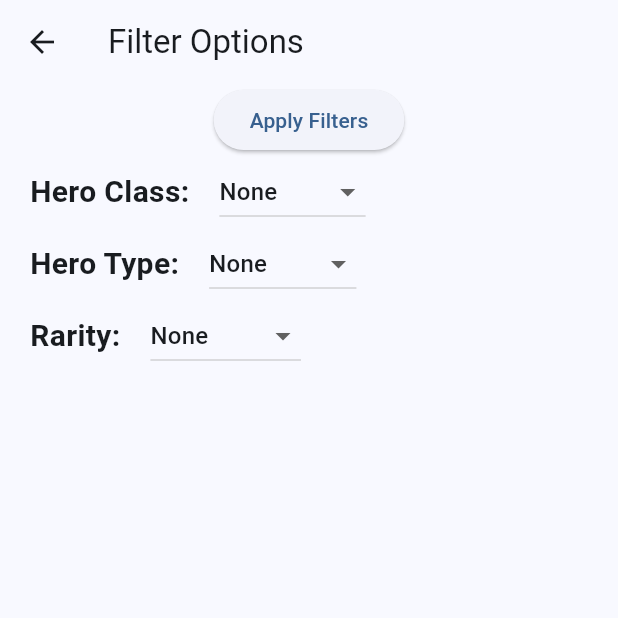
After one commit to Ankhtepot/KnighthoodHeroes, a Flutter app: the screen it shows after launch, after a tap on the "filter alt" icon, on a phone screen of 412 x 824 dp, the top half of it. The commit adds this screen. Run offline on Flutter 3.47's test engine with Material 2 defaults, Android fonts, the phone set to English and light mode, and no system bars.

Commit message:
wip filter options

```diff
--- a/knighthood_heroes/lib/data/enums.dart
+++ b/knighthood_heroes/lib/data/enums.dart
@@ -11,6 +11,7 @@ enum EEnemyType {
 }
 
 enum ERarity {
+  none,
   common,
   rare,
   epic,
@@ -61,6 +62,7 @@ enum ESkillDebuff {
 }
 
 enum EHeroClass {
+  none,
   warrior,
   mage,
   rogue,
@@ -69,6 +71,7 @@ enum EHeroClass {
 }
 
 enum EHeroType {
+  none,
   dark,
   logical,
   chaotic,
--- a/knighthood_heroes/lib/heroes.dart
+++ b/knighthood_heroes/lib/heroes.dart
@@ -1,5 +1,8 @@
 import 'package:flutter/material.dart';
+import 'package:knighthood_heroes/data/heroes_data.dart';
+import 'package:knighthood_heroes/models/hero.dart';
 import 'package:knighthood_heroes/models/heroes_filter_options.dart';
+import 'package:knighthood_heroes/widgets/filter_options/filter_options.dart';
 import 'package:knighthood_heroes/widgets/heroes_list/heroes_list.dart';
 
 class Heroes extends StatefulWidget {
@@ -12,20 +15,37 @@ class Heroes extends StatefulWidget {
 }
 
 class _HeroesState extends State<Heroes> {
-  // TODO: Add filter options from Options widget
+  List<KnighthoodHero> filteredHeroes = List.of(getHeroes);
+
+  void _setFilterOptions(HeroesFilterOptions filterOptions) {
+    setState(() {});
+  }
 
   @override
   Widget build(BuildContext context) {
     return Scaffold(
       appBar: AppBar(
         title: const Text('Knighthood Heroes'),
+        actions: [
+          IconButton(
+            icon: const Icon(Icons.filter_alt),
+            onPressed: () {
+              Navigator.push(
+                context,
+                MaterialPageRoute(
+                  builder: (context) => FilterOptions(_setFilterOptions),
+                ),
+              );
+            },
+          ),
+        ],
       ),
       body: Center(
         child: Column(
           mainAxisAlignment: MainAxisAlignment.start,
           children: [
             const Text('Options'),
-            Expanded(child: HeroesList(widget.filterOptions)),
+            Expanded(child: HeroesList(widget.filterOptions, filteredHeroes)),
           ],
         ),
       ),
--- a/knighthood_heroes/lib/models/heroes_filter_options.dart
+++ b/knighthood_heroes/lib/models/heroes_filter_options.dart
@@ -1,3 +1,13 @@
+import 'package:knighthood_heroes/data/enums.dart';
+
 class HeroesFilterOptions {
-  const HeroesFilterOptions();
+  const HeroesFilterOptions({
+    this.heroClass = EHeroClass.none,
+    this.heroType = EHeroType.none,
+    this.rarity = ERarity.none,
+  });
+
+  final EHeroClass heroClass;
+  final EHeroType heroType;
+  final ERarity rarity;
 }
--- a/knighthood_heroes/lib/models/skill.dart
+++ b/knighthood_heroes/lib/models/skill.dart
@@ -38,7 +38,7 @@ class Skill {
         ESkillDebuff.weaken => TextColors(const Color.fromARGB(255, 133, 133, 133), Colors.black),
         ESkillDebuff.stun => TextColors(Colors.orange, Colors.white),
         ESkillDebuff.dispel => TextColors(const Color.fromARGB(255, 128, 128, 128), Colors.black),
-        ESkillDebuff.regenerate => TextColors(const Color.fromARGB(255, 125, 214, 255), Color.fromARGB(255, 2, 134, 6)),
+        ESkillDebuff.regenerate => TextColors(const Color.fromARGB(255, 125, 214, 255), const Color.fromARGB(255, 2, 134, 6)),
         ESkillDebuff.expose => TextColors(Colors.grey, Colors.black),
         ESkillDebuff.freeze => TextColors(Colors.lightBlue, const Color.fromARGB(255, 0, 17, 255)),
         ESkillDebuff.delay => TextColors(const Color.fromARGB(255, 138, 138, 138), Colors.black),
--- /dev/null
+++ b/knighthood_heroes/lib/widgets/filter_options/enum_dropdown.dart
@@ -0,0 +1,46 @@
+import 'package:flutter/material.dart';
+import 'package:knighthood_heroes/general/extensions.dart';
+
+class EnumDropdown<T extends Enum> extends StatefulWidget {
+  const EnumDropdown(
+    this.title, {
+    required this.selectedValue,
+    required this.onChanged,
+    required this.enumVaules,
+    super.key,
+  });
+
+  final String title;
+  final T selectedValue;
+  final List<T> enumVaules;
+  final void Function(T?) onChanged;
+
+  @override
+  State<EnumDropdown<T>> createState() => _EnumDropdown<T>();
+}
+
+class _EnumDropdown<T extends Enum> extends State<EnumDropdown<T>> {
+  @override
+  Widget build(BuildContext context) {
+    return Row(
+      mainAxisAlignment: MainAxisAlignment.start,
+      children: [
+        Text(
+          widget.title,
+          style: const TextStyle(fontSize: 20, fontWeight: FontWeight.bold),
+        ),
+        const SizedBox(width: 20),
+        DropdownButton<T>(
+          value: widget.selectedValue,
+          items: widget.enumVaules.map((value) {
+            return DropdownMenuItem<T>(
+              value: value,
+              child: Text(value.toString().split('.').last.capitalize()),
+            );
+          }).toList(),
+          onChanged: widget.onChanged,
+        ),
+      ],
+    );
+  }
+}
--- /dev/null
+++ b/knighthood_heroes/lib/widgets/filter_options/filter_options.dart
@@ -0,0 +1,70 @@
+import 'package:flutter/material.dart';
+import 'package:knighthood_heroes/data/enums.dart';
+import 'package:knighthood_heroes/general/extensions.dart';
+import 'package:knighthood_heroes/models/heroes_filter_options.dart';
+import 'package:knighthood_heroes/widgets/filter_options/enum_dropdown.dart';
+
+class FilterOptions extends StatefulWidget {
+  const FilterOptions(this.setFilterOptions, {super.key});
+
+  final void Function(HeroesFilterOptions) setFilterOptions;
+
+  @override
+  State<FilterOptions> createState() => _FilterOptionsState();
+}
+
+class _FilterOptionsState extends State<FilterOptions> {
+  EHeroClass _selectedHeroClass = EHeroClass.none;
+  EHeroType _selectedHeroType = EHeroType.none;
+  ERarity _selectedRarity = ERarity.none;
+
+  void _onApply() {
+    widget.setFilterOptions(HeroesFilterOptions(
+      heroClass: _selectedHeroClass,
+      heroType: _selectedHeroType,
+      rarity: _selectedRarity,
+    ));
+    Navigator.pop(context);
+  }
+
+  @override
+  Widget build(BuildContext context) {
+    return Scaffold(
+      appBar: AppBar(
+        title: const Text('Filter Options'),
+      ),
+      body: Center(
+        child: Padding(
+          padding: const EdgeInsets.symmetric(horizontal: 20),
+          child: Column(
+            mainAxisAlignment: MainAxisAlignment.start,
+            children: [
+              ElevatedButton(
+                onPressed: _onApply,
+                child: const Text('Apply Filters'),
+              ),
+              EnumDropdown<EHeroClass>(
+                'Hero Class:',
+                selectedValue: _selectedHeroClass,
+                onChanged: (value) => setState(() => _selectedHeroClass = value!),
+                enumVaules: EHeroClass.values,
+              ),
+              EnumDropdown<EHeroType>(
+                'Hero Type:',
+                selectedValue: _selectedHeroType,
+                onChanged: (value) => setState(() => _selectedHeroType = value!),
+                enumVaules: EHeroType.values,
+              ),
+              EnumDropdown<ERarity>(
+                'Rarity:',
+                selectedValue: _selectedRarity,
+                onChanged: (value) => setState(() => _selectedRarity = value!),
+                enumVaules: ERarity.values,
+              ),
+            ],
+          ),
+        ),
+      ),
+    );
+  }
+}
```
Also changed, not shown: knighthood_heroes/lib/widgets/heroes_list/heroes_list.dart (+6 -23 lines).
